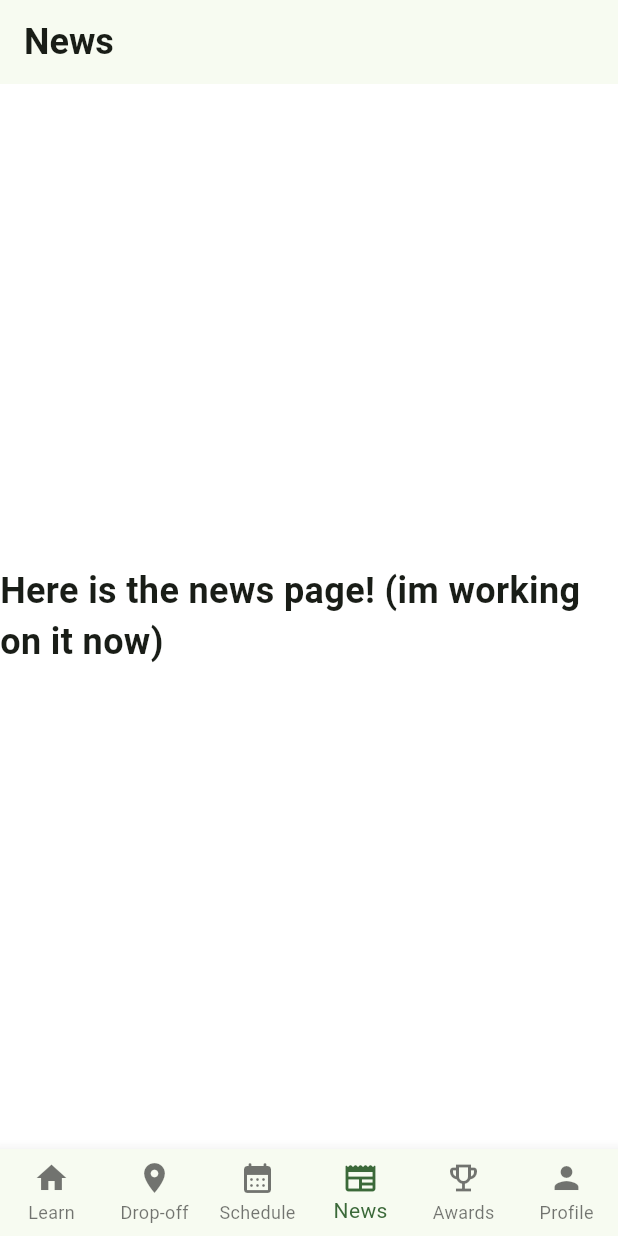
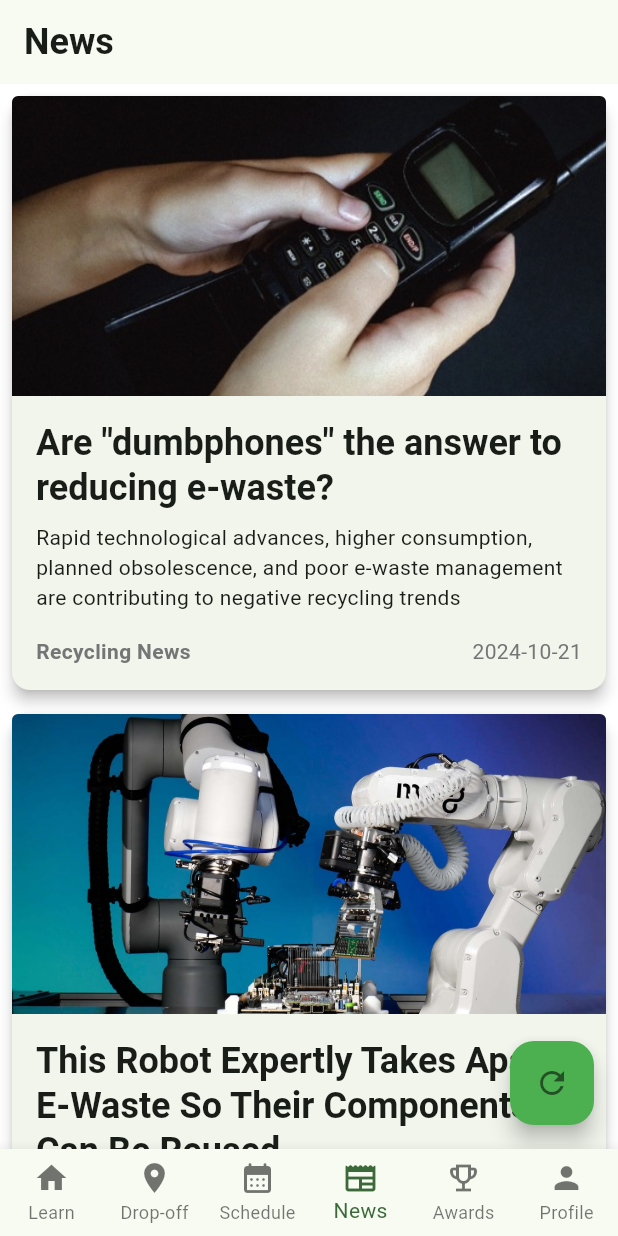
Before and after one commit to andy-iio/Hackathon_2024, a Flutter app: the screen it shows after launch, item 4 of the bottom bar chosen, on a phone screen of 412 x 824 dp. Run offline on Flutter 3.47's test engine with Material 3 defaults, Android fonts, the phone set to English and light mode, and no system bars.

Commit message:
added news page and articles

```diff
--- /dev/null
+++ b/lib/articles.dart
@@ -0,0 +1,58 @@
+class NewsArticle {
+  final String title;
+  final String description;
+  final String imageUrl;
+  final String date;
+  final String source;
+
+  NewsArticle({
+    required this.title,
+    required this.description,
+    required this.imageUrl,
+    required this.date,
+    required this.source,
+  });
+}
+
+final List<NewsArticle> allArticles = [
+  //source: https://www.recyclingproductnews.com/article/42423/are-dumbphones-the-answer-to-reducing-e-waste
+    NewsArticle(
+      title: 'Are "dumbphones" the answer to reducing e-waste?',
+      description: 'Rapid technological advances, higher consumption, planned obsolescence, and poor e-waste management are contributing to negative recycling trends',
+      imageUrl: 'assets/images/article1.png',
+      date: '2024-10-21',
+      source: 'Recycling News',
+    ),
+    //source: https://www.goodnewsnetwork.org/this-robot-expertly-takes-apart-e-waste-so-their-components-can-be-reused/
+    NewsArticle(
+      title: 'This Robot Expertly Takes Apart E-Waste So Their Components Can Be Reused',
+      description: 'A former tech hardware entrepreneur has refocused his talents on tackling the problem of electronic device waste. His startup manufactures and programs precision robots to delicately take apart products and separate still-useable components for reuse, not recycling.',
+      imageUrl: 'assets/images/article2.jpg',
+      date: '2024-10-17',
+      source: 'Good News Network',
+    ),
+    //source: https://www.thecable.ng/climate-facts-global-e-waste-rising-five-times-faster-than-documented-says-unitar/
+    NewsArticle(
+      title: 'Global e-waste rising five times faster than documented, says UNITAR',
+      description: 'The United Nations Institute for Training Research (UNITAR) says the world’s generation of electronic waste is rising five times faster than documented.',
+      imageUrl: 'assets/images/article3.png',
+      date: '2024-10-23',
+      source: 'The Cable',
+    ),
+    //source: https://www.aptnnews.ca/national-news/un-says-e-waste-from-trashed-electric-devices-is-piling-up-and-recycling-isnt-keeping-pace/
+        NewsArticle(
+      title: 'UN says e-waste from trashed electric devices is piling up and recycling isn’t keeping pace',
+      description: 'In a new report released Wednesday, the U.N.’s International Telecommunications Union and research arm UNITAR said some 62 million tons of “e-waste” was generated in 2022, enough to fill tractor-trailers that could be lined up bumper to bumper around the globe. It’s on track to reach 82 million tons by 2030.',
+      imageUrl: 'assets/images/article4.png',
+      date: '2024-03-20',
+      source: 'APTN News',
+    ),
+    //source: https://canadiancoinnews.com/royal-mint-mines-gold-from-e-waste/
+        NewsArticle(
+      title: 'Royal Mint mines gold from e-waste',
+      description: 'The Royal Mint is pioneering a sustainable approach by mining e-waste to recover precious metals.',
+      imageUrl: 'assets/images/article5.png',
+      date: '2024-08-29',
+      source: 'Canadian Coin News',
+    ),
+  ];
--- a/lib/main.dart
+++ b/lib/main.dart
@@ -14,6 +14,7 @@ import 'news.dart'; //news articles and stuff
 //super.xxx: refers to the superclass of the current class
 
 void main() {
+  WidgetsFlutterBinding.ensureInitialized(); //makes sure the webview gets initalized (used for newspage)
   runApp(const EWasteApp());
 }
 
--- a/lib/news.dart
+++ b/lib/news.dart
@@ -1,7 +1,44 @@
 import 'package:flutter/material.dart';
+import 'dart:math';
+import 'articles.dart';
 
-class NewsPage extends StatelessWidget {
+
+class NewsPage extends StatefulWidget {
   const NewsPage({super.key});
+
+  @override
+  State<NewsPage> createState() => _NewsPageState();
+}
+
+class _NewsPageState extends State<NewsPage> {
+
+
+  late List<NewsArticle> _displayedArticles;
+
+  @override
+  void initState() {
+    super.initState();
+    _updateDisplayedArticles();
+  }
+
+  void _updateDisplayedArticles() {
+    Future.delayed(const Duration(milliseconds: 400 ), () { //simulate a delay to make it seem more like its actullay refreshing articles
+    List<NewsArticle> availableArticles = List.from(allArticles);
+    List<NewsArticle> newDisplayedArticles = [];
+
+    //randomly choose 3 articles to show
+    for (int i = 0; i < 3; i++) {
+      if (availableArticles.isEmpty) break;
+      int randomIndex = Random().nextInt(availableArticles.length);
+      newDisplayedArticles.add(availableArticles[randomIndex]);
+      availableArticles.removeAt(randomIndex);
+    }
+
+    setState(() {
+      _displayedArticles = newDisplayedArticles;
+    });
+    });
+  }
 
   @override
   Widget build(BuildContext context) {
@@ -9,14 +46,81 @@ class NewsPage extends StatelessWidget {
       appBar: AppBar(
         title: const Text('News'),
       ),
-      body: Center(
-        child: const Text(
-          'Here is the news page! (im working on it now)',
-          style: TextStyle(
-            fontSize: 24,
-            fontWeight: FontWeight.bold,
-          ),
-        ),
+      body: ListView.builder(
+        itemCount: _displayedArticles.length,
+        itemBuilder: (context, index) {
+          return Card(
+            margin: const EdgeInsets.all(8.0),
+            elevation: 4.0,
+            child: Column(
+              crossAxisAlignment: CrossAxisAlignment.start,
+              children: [
+                ClipRRect(
+                  borderRadius: const BorderRadius.vertical(top: Radius.circular(4.0)),
+                  child: Image.asset(
+                    _displayedArticles[index].imageUrl,
+                    height: 200,
+                    width: double.infinity,
+                    fit: BoxFit.cover,
+                    errorBuilder: (context, error, stackTrace) {
+                      return Container(
+                        height: 200,
+                        color: Colors.grey[300],
+                        child: const Icon(Icons.image_not_supported, size: 50),
+                      );
+                    },
+                  ),
+                ),
+                Padding(
+                  padding: const EdgeInsets.all(16.0),
+                  child: Column(
+                    crossAxisAlignment: CrossAxisAlignment.start,
+                    children: [
+                      Text(
+                        _displayedArticles[index].title,
+                        style: Theme.of(context).textTheme.titleLarge,
+                      ),
+                      const SizedBox(height: 8.0),
+                      Text(
+                        _displayedArticles[index].description,
+                        style: Theme.of(context).textTheme.bodyMedium,
+                      ),
+                      const SizedBox(height: 16.0),
+                      Row(
+                        mainAxisAlignment: MainAxisAlignment.spaceBetween,
+                        children: [
+                          Text(
+                            _displayedArticles[index].source,
+                            style: TextStyle(
+                              color: Colors.grey[600],
+                              fontWeight: FontWeight.bold,
+                            ),
+                          ),
+                          Text(
+                            _displayedArticles[index].date,
+                            style: TextStyle(
+                              color: Colors.grey[600],
+                            ),
+                          ),
+                        ],
+                      ),
+                    ],
+                  ),
+                ),
+              ],
+            ),
+          );
+        },
+      ),
+      floatingActionButton: FloatingActionButton(
+        onPressed: () {
+          _updateDisplayedArticles();
+          ScaffoldMessenger.of(context).showSnackBar(
+            const SnackBar(content: Text('Refreshing news...')),
+          );
+        },
+        backgroundColor: Colors.green,
+        child: const Icon(Icons.refresh),
       ),
     );
   }
```
Also changed, not shown: pubspec.yaml (+7 -0 lines), assets/images/article1.png (added), assets/images/article2.jpg (added), assets/images/article3.png (added), assets/images/article4.png (added), assets/images/article5.jpg (added).
